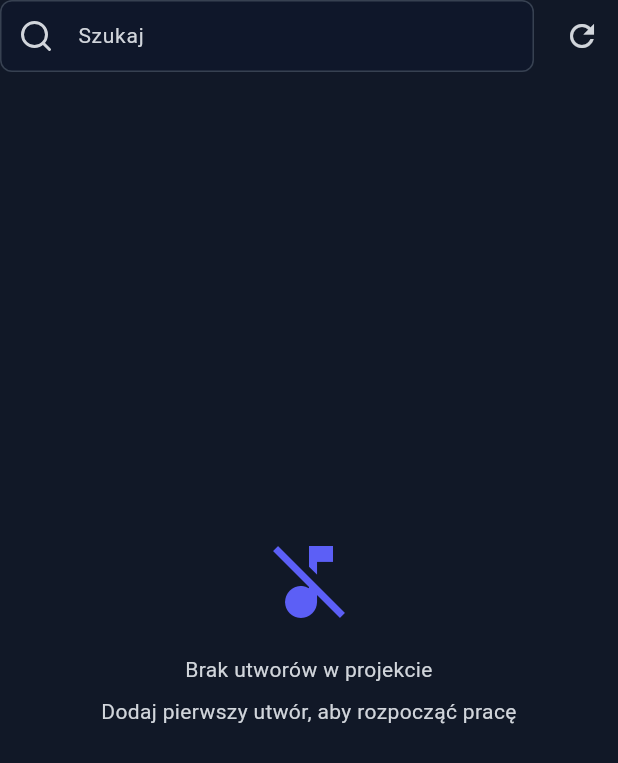
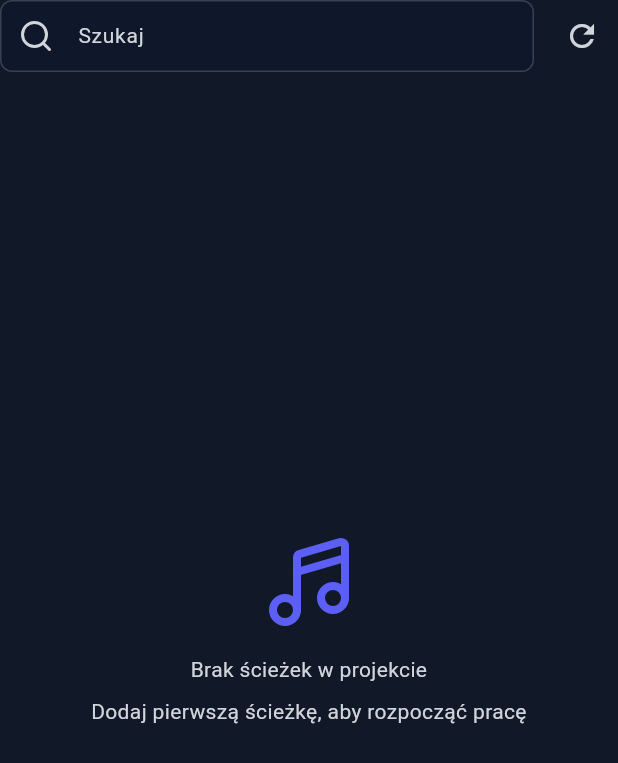
Before and after one commit to LislaV208/bandspace_mobile, a Flutter app: the ProjectTracksList widget shown alone on an empty page, opened directly with empty values, on a phone screen of 412 x 824 dp. Shown: the top 763 px of the screen. Run offline on Flutter 3.47's test engine with Material 3 defaults, Android fonts, the phone set to English and light mode, and no system bars; our stand-ins replace connectivity_plus, dio, equatable, file_picker, flutter_bloc, flutter_dotenv and 10 more; missing offline and left inert: remote_caching; accounts and stored records are empty.

Commit message:
Refactor track filtering logic and update UI text for clarity in ProjectTracks feature

```diff
--- a/lib/features/project_detail/views/project_tracks_view.dart
+++ b/lib/features/project_detail/views/project_tracks_view.dart
@@ -25,7 +25,7 @@ class ProjectTracksView extends StatelessWidget {
               state: state,
             ),
             ProjectTracksLoadFailure() => LoadFailureView(
-              title: 'Wystąpił błąd podczas ładowania ścieżek',
+              title: 'Wystąpił błąd podczas ładowania utworów',
               errorMessage: state.message,
               onRetry: () => context.read<ProjectTracksCubit>().refreshTracks(),
             ),
--- a/lib/features/project_detail/widgets/project_details/project_tracks_list.dart
+++ b/lib/features/project_detail/widgets/project_details/project_tracks_list.dart
@@ -20,7 +20,7 @@ class ProjectTracksList extends StatelessWidget {
         : state.tracks;
 
     // Gdy brak ścieżek, używamy struktury podobnej do ProjectsList._buildEmptyState()
-    if (tracks.isEmpty && state is! ProjectTracksFiltered) {
+    if (tracks.isEmpty) {
       return Column(
         children: [
           Row(
@@ -79,12 +79,6 @@ class ProjectTracksList extends StatelessWidget {
         ),
         const SizedBox(height: 16),
         _buildRefreshStatusContent(context),
-        if (tracks.isEmpty && state is ProjectTracksFiltered) ...[
-          Padding(
-            padding: const EdgeInsets.fromLTRB(0, 32, 0, 80),
-            child: _buildEmptyState(context, state),
-          ),
-        ] else ...[
         ...tracks.map(
           (track) {
             return Padding(
@@ -96,7 +90,6 @@ class ProjectTracksList extends StatelessWidget {
             );
           },
         ),
-        ],
       ],
     );
   }
@@ -132,7 +125,6 @@ class ProjectTracksList extends StatelessWidget {
                 )
               : const Row(
                   mainAxisAlignment: MainAxisAlignment.center,
-                  // spacing: 12, // Row nie ma spacing
                   children: [
                     SizedBox(
                       width: 18,
@@ -147,9 +139,7 @@ class ProjectTracksList extends StatelessWidget {
                 ),
         ),
       ),
-      secondChild: const Row(
-        children: [],
-      ),
+      secondChild: const SizedBox.shrink(),
       crossFadeState:
           state is ProjectTracksRefreshing ||
               state is ProjectTracksRefreshFailure
@@ -184,18 +174,18 @@ class ProjectTracksList extends StatelessWidget {
             mainAxisAlignment: MainAxisAlignment.center,
             children: [
               Icon(
-                Icons.music_off,
+                LucideIcons.music4, // Zmieniona ikona
                 size: 64,
                 color: Theme.of(context).colorScheme.tertiary,
               ),
               const SizedBox(height: 16),
               const Text(
-                'Brak utworów w projekcie',
+                'Brak ścieżek w projekcie',
                 textAlign: TextAlign.center,
               ),
               const SizedBox(height: 8),
               const Text(
-                'Dodaj pierwszy utwór, aby rozpocząć pracę',
+                'Dodaj pierwszą ścieżkę, aby rozpocząć pracę',
                 textAlign: TextAlign.center,
               ),
             ],
```
Also changed, not shown: lib/features/project_detail/cubit/project_tracks/project_tracks_cubit.dart (+14 -6 lines). Lines whose indentation alone changed are shown as unchanged.
